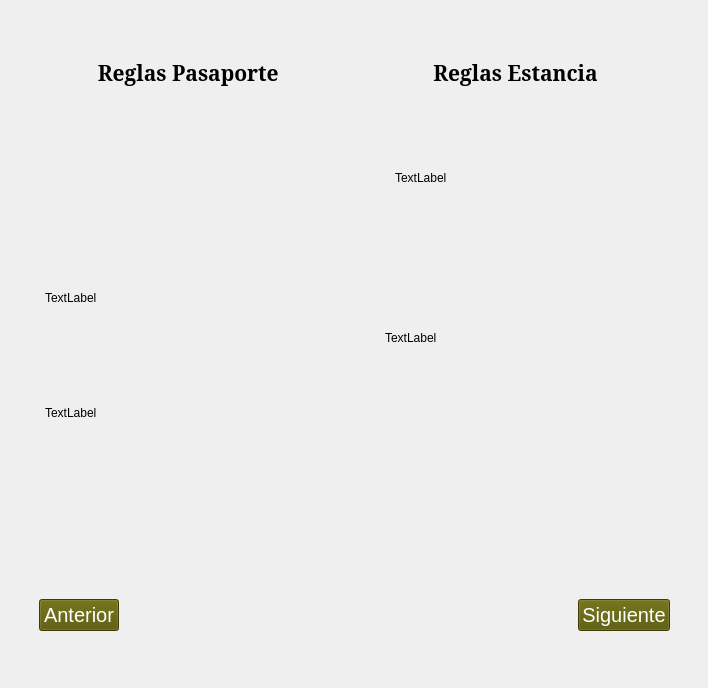
Old version of the form GameScreen/libroreglas.ui in the repository 0tomi/POO-TP.
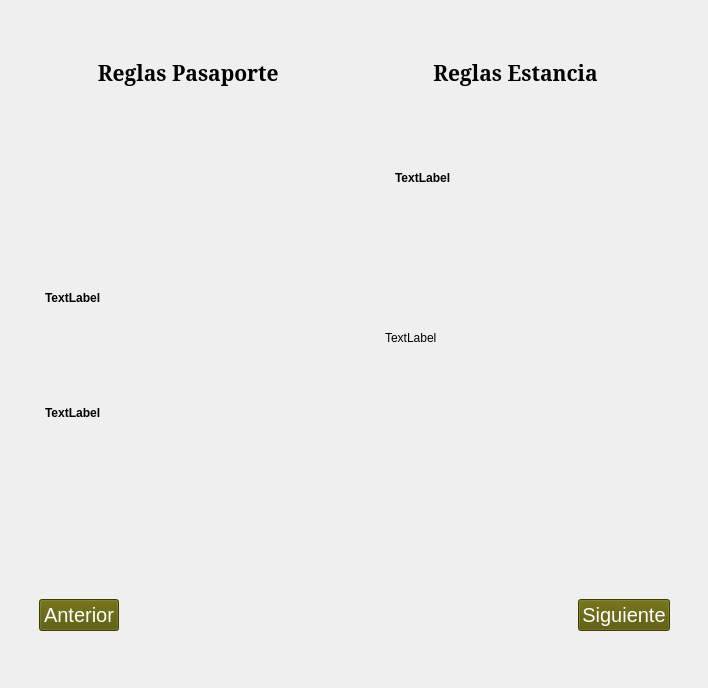
New version of the form. The open tabs and pages were chosen to show the change. Icons and pictures are not drawn.

Patch:
```diff
--- a/GameScreen/libroreglas.ui
+++ b/GameScreen/libroreglas.ui
@@ -327,6 +327,12 @@
             <height>111</height>
            </rect>
           </property>
+          <property name="font">
+           <font>
+            <family>MS Sans Serif</family>
+            <bold>true</bold>
+           </font>
+          </property>
           <property name="styleSheet">
            <string notr="true">
 color: rgb(0, 0, 0);</string>
@@ -344,6 +350,12 @@
             <height>101</height>
            </rect>
           </property>
+          <property name="font">
+           <font>
+            <family>MS Sans Serif</family>
+            <bold>true</bold>
+           </font>
+          </property>
           <property name="styleSheet">
            <string notr="true">
 color: rgb(0, 0, 0);</string>
@@ -361,6 +373,12 @@
             <height>151</height>
            </rect>
           </property>
+          <property name="font">
+           <font>
+            <family>MS Sans Serif</family>
+            <bold>true</bold>
+           </font>
+          </property>
           <property name="styleSheet">
            <string notr="true">color: rgb(0, 0, 0);
 </string>
```
Left out of the diff: 10 changed lines with no effect on the pictures.
